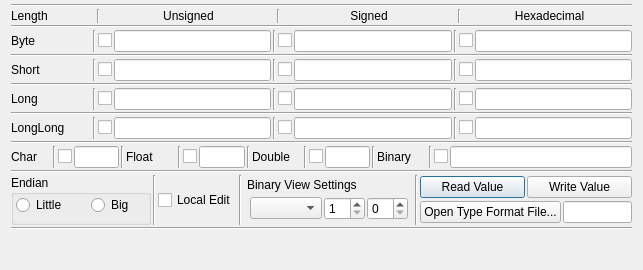
The window that GitView/source/binary_values_view.ui (Rolloke/GUI-Apps) describes before a commit, drawn with Qt 5.
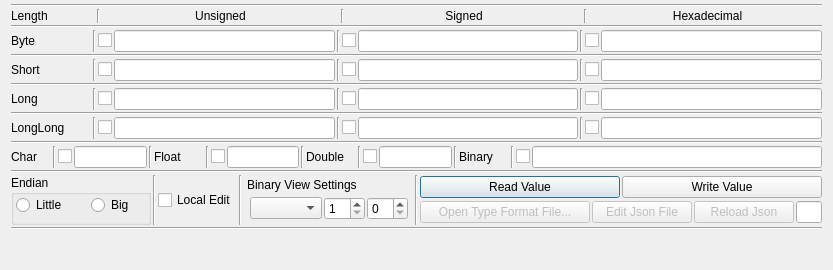
The same window after the commit. Icons and pictures are not drawn.

Commit message: implement edit json binary format file and test it with reload fix bug closing App with editors in right tab comment commandline parameter within about box

```diff
--- a/GitView/source/binary_values_view.ui
+++ b/GitView/source/binary_values_view.ui
@@ -6,7 +6,7 @@
    <rect>
     <x>0</x>
     <y>0</y>
-    <width>643</width>
+    <width>833</width>
     <height>270</height>
    </rect>
   </property>
@@ -835,9 +835,24 @@
         </layout>
        </item>
        <item>
-        <layout class="QHBoxLayout" name="horizontalLayout_3" stretch="1,1">
+        <layout class="QHBoxLayout" name="horizontalLayout_3" stretch="1,0,0,1">
          <item>
           <widget class="QPushButton" name="btnOpenTypeFile">
+           <property name="enabled">
+            <bool>false</bool>
+           </property>
+           <property name="sizePolicy">
+            <sizepolicy hsizetype="Minimum" vsizetype="Fixed">
+             <horstretch>0</horstretch>
+             <verstretch>0</verstretch>
+            </sizepolicy>
+           </property>
+           <property name="minimumSize">
+            <size>
+             <width>170</width>
+             <height>0</height>
+            </size>
+           </property>
            <property name="toolTip">
             <string>&lt;html&gt;&lt;head/&gt;&lt;body&gt;&lt;p&gt;Opens Json file with binary format description of the file content.&lt;br/&gt;Click &amp;quot;Whats This help&amp;quot; &lt;img src=&quot;://resource/24X24/dialog-question.png&quot; style=&quot;vertical-align:middle&quot;/&gt; to see file format&lt;/p&gt;&lt;/body&gt;&lt;/html&gt;</string>
            </property>
@@ -846,8 +861,64 @@
            </property>
           </widget>
          </item>
+         <item>
+          <widget class="QPushButton" name="btnEditJsonFile">
+           <property name="enabled">
+            <bool>false</bool>
+           </property>
+           <property name="sizePolicy">
+            <sizepolicy hsizetype="Minimum" vsizetype="Fixed">
+             <horstretch>0</horstretch>
+             <verstretch>0</verstretch>
+            </sizepolicy>
+           </property>
+           <property name="minimumSize">
+            <size>
+             <width>100</width>
+             <height>0</height>
+            </size>
+           </property>
+           <property name="toolTip">
+            <string>Edit file in text view</string>
+           </property>
+           <property name="text">
+            <string>Edit Json File</string>
+           </property>
+          </widget>
+         </item>
+         <item>
+          <widget class="QPushButton" name="btnReloadJsonText">
+           <property name="enabled">
+            <bool>false</bool>
+           </property>
+           <property name="sizePolicy">
+            <sizepolicy hsizetype="Minimum" vsizetype="Fixed">
+             <horstretch>0</horstretch>
+             <verstretch>0</verstretch>
+            </sizepolicy>
+           </property>
+           <property name="minimumSize">
+            <size>
+             <width>100</width>
+             <height>0</height>
+            </size>
+           </property>
+           <property name="toolTip">
+            <string>Reload Json from JsonText View</string>
+           </property>
+           <property name="text">
+            <string>Reload Json</string>
+           </property>
+          </widget>
+         </item>
          <item>
           <widget class="QLineEdit" name="edtOpenFilePath">
+           <property name="sizePolicy">
+            <sizepolicy hsizetype="Expanding" vsizetype="Fixed">
+             <horstretch>2</horstretch>
+             <verstretch>0</verstretch>
+            </sizepolicy>
+           </property>
            <property name="readOnly">
             <bool>true</bool>
            </property>
```
The commit also changes 9 other files.
